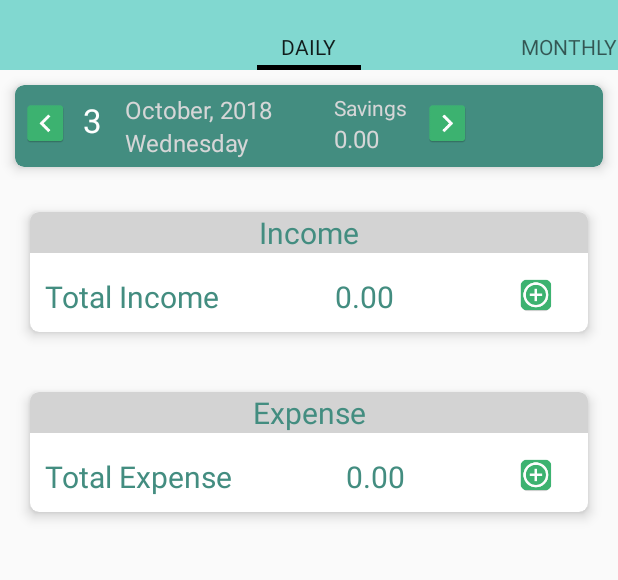
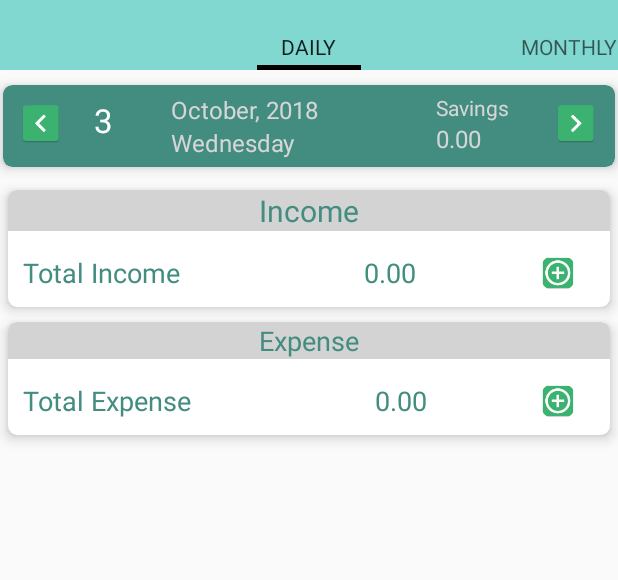
Before and after one commit to YugSols/My-first-app, an Android app: the screen it shows after launch (MainActivity), on a phone screen of 412 x 824 dp, the part 62-642 px from its top. Run offline under Robolectric (Android 15) with nearby library versions, the phone set to English and light mode, and no system bars; our stand-ins replace CircleImageView; libraries missing offline, so code that uses them is left out: com.squareup.leakcanary; 2 statements that could not run were skipped.

Commit message:
DatePickerDialog added. Daily View completed, with a few finishing touches left. --Sujoy 03/10/2018

```diff
--- a/app/build.gradle
+++ b/app/build.gradle
@@ -40,4 +40,9 @@ dependencies {
     testImplementation 'junit:junit:4.12'
     androidTestImplementation 'com.android.support.test:runner:1.0.2'
     androidTestImplementation 'com.android.support.test.espresso:espresso-core:3.0.2'
+
+    debugImplementation 'com.squareup.leakcanary:leakcanary-android:1.6.1'
+    releaseImplementation 'com.squareup.leakcanary:leakcanary-android-no-op:1.6.1'
+    // Optional, if you use support library fragments:
+    debugImplementation 'com.squareup.leakcanary:leakcanary-support-fragment:1.6.1'
 }
--- a/app/src/main/AndroidManifest.xml
+++ b/app/src/main/AndroidManifest.xml
@@ -7,8 +7,12 @@
     xmlns:tools="http://schemas.android.com/tools"
     package="com.ua.dailyexpensetracker">
 
+    <uses-permission android:name="android.permission.WRITE_EXTERNAL_STORAGE" />
+
     <application
+        android:name="application.CustomApplication"
         android:allowBackup="true"
+        android:fullBackupContent="true"
         android:icon="@mipmap/ic_launcher"
         android:label="@string/app_name"
         android:roundIcon="@mipmap/ic_launcher_round"
--- a/app/src/main/java/Fragments/FragmentDailyView.java
+++ b/app/src/main/java/Fragments/FragmentDailyView.java
@@ -5,6 +5,7 @@
 package Fragments;
 
 import android.annotation.SuppressLint;
+import android.app.DatePickerDialog;
 import android.os.Bundle;
 import android.support.annotation.NonNull;
 import android.support.annotation.Nullable;
@@ -12,10 +13,15 @@ import android.support.v4.app.Fragment;
 import android.view.LayoutInflater;
 import android.view.View;
 import android.view.ViewGroup;
+import android.widget.DatePicker;
+import android.widget.ImageView;
+import android.widget.LinearLayout;
 import android.widget.TextView;
+import android.widget.Toast;
 
 import com.ua.dailyexpensetracker.R;
 
+import java.util.Calendar;
 import java.util.Date;
 
 import Managers.ConstantsManager;
@@ -23,12 +29,20 @@ import Managers.DateManager;
 
 public class FragmentDailyView extends Fragment {
 
+    private static final String TAG = "FragmentDailyView";
     private View view;
     private TextView textView_today_date, textView_today_month, textView_today_day;
+    private LinearLayout linearLayout_pick_date;
+    private ImageView icon_prev, icon_next;
 
+    private int increment_count;
 
     public FragmentDailyView() {
         //required empty constructor
+    }
+
+    public static FragmentDailyView newInstance() {
+        return new FragmentDailyView();
     }
 
     @Nullable
@@ -38,11 +52,51 @@ public class FragmentDailyView extends Fragment {
         textView_today_date = view.findViewById(R.id.textView_today_date);
         textView_today_month = view.findViewById(R.id.textView_today_month);
         textView_today_day = view.findViewById(R.id.textView_today_day);
+        linearLayout_pick_date = view.findViewById(R.id.linearLayout_pick_date);
+        icon_prev = view.findViewById(R.id.icon_prev_calender);
+        icon_next = view.findViewById(R.id.icon_next_calendar);
+
+        increment_count = 0;
 
         //setting up the date values in the top tab
         setUpDate();
 
+        linearLayout_pick_date.setOnClickListener(new View.OnClickListener() {
+            @Override
+            public void onClick(View v) {
+                pickDate();
+            }
+        });
+
+        icon_prev.setOnClickListener(new View.OnClickListener() {
+            @Override
+            public void onClick(View v) {
+                setUpDate(increment_count -= 1);
+            }
+        });
+
+        icon_next.setOnClickListener(new View.OnClickListener() {
+            @Override
+            public void onClick(View v) {
+                setUpDate(increment_count += 1);
+            }
+        });
+
         return view;
+    }
+
+    private void pickDate() {
+        int mYear = ConstantsManager.CURRENT_YEAR;
+        int mMonth = ConstantsManager.CURRENT_MONTH;
+        int mDay = ConstantsManager.CURRENT_DATE;
+        DatePickerDialog datePickerDialog = new DatePickerDialog(getContext(), new DatePickerDialog.OnDateSetListener() {
+            @Override
+            public void onDateSet(DatePicker view, int year, int month, int dayOfMonth) {
+                Toast.makeText(getContext(), "Picking dates...", Toast.LENGTH_SHORT).show();
+                setUpDate(year, month, dayOfMonth);
+            }
+        }, mYear, mMonth, mDay);
+        datePickerDialog.show();
     }
 
     @SuppressLint("SetTextI18n")
@@ -56,7 +110,30 @@ public class FragmentDailyView extends Fragment {
 
         textView_today_day.setText("" + DateManager.getDayNameForDate(new Date()));
     }
-    public static FragmentDailyView newInstance(){
-        return new FragmentDailyView();
+
+    @SuppressLint("SetTextI18n")
+    private void setUpDate(int value) {
+        Calendar calendar = Calendar.getInstance();
+        calendar.add(Calendar.DAY_OF_MONTH, value);
+        Date nextDate = calendar.getTime();
+
+        textView_today_date.setText(String.valueOf(calendar.get(Calendar.DAY_OF_MONTH)));
+        String current_month_name = DateManager.getStringNameForMonthValue(calendar.get(Calendar.MONTH) + 1);
+        int current_year = calendar.get(Calendar.YEAR);
+        textView_today_month.setText(current_month_name + ", " + current_year);
+        textView_today_day.setText("" + DateManager.getDayNameForIntValue(calendar.get(Calendar.DAY_OF_WEEK)));
+    }
+
+    @SuppressLint("SetTextI18n")
+    private void setUpDate(int year, int month, int date) {
+        textView_today_date.setText(String.valueOf(date));
+        String current_month_name = DateManager.getStringNameForMonthValue(month);
+        textView_today_month.setText(current_month_name + ", " + year);
+        textView_today_day.setText("" + DateManager.getDayNameForIntValue(date));
+    }
+
+    @Override
+    public void onDestroy() {
+        super.onDestroy();
     }
 }
--- /dev/null
+++ b/app/src/main/java/application/CustomApplication.java
@@ -0,0 +1,24 @@
+/*
+ * Copyright (c) by Sujoy Datta. Created on 2018. For any issues please contact sujoydatta26@gmail.com
+ */
+
+package application;
+
+import android.app.Application;
+
+import com.squareup.leakcanary.LeakCanary;
+
+public class CustomApplication extends Application {
+
+    @Override
+    public void onCreate() {
+        super.onCreate();
+        if (LeakCanary.isInAnalyzerProcess(this)) {
+            //This process is dedicated to leak canary for heap analysis
+            //Do not init app in this process
+            return;
+        }
+        LeakCanary.install(this);
+        //initialize your app configurations here
+    }
+}
--- a/app/src/main/java/com/ua/dailyexpensetracker/MainActivity.java
+++ b/app/src/main/java/com/ua/dailyexpensetracker/MainActivity.java
@@ -7,6 +7,7 @@ package com.ua.dailyexpensetracker;
 import android.os.Bundle;
 import android.support.v4.view.ViewPager;
 import android.support.v7.app.AppCompatActivity;
+import android.util.Log;
 
 import Adapters.MainActivityViewPagerAdapter;
 
@@ -20,6 +21,8 @@ public class MainActivity extends AppCompatActivity {
         super.onCreate(savedInstanceState);
         setContentView(R.layout.activity_main);
 
+        Log.i(TAG, "Entered OnCreate View of MainActivity");
+
         viewPager = findViewById(R.id.main_activity_viewpager);
         MainActivityViewPagerAdapter mainActivityViewPagerAdapter = new MainActivityViewPagerAdapter(getSupportFragmentManager());
         viewPager.setAdapter(mainActivityViewPagerAdapter);
--- a/app/src/main/res/layout/fragment_daily_view.xml
+++ b/app/src/main/res/layout/fragment_daily_view.xml
@@ -11,7 +11,10 @@
         android:id="@+id/calendar_card"
         android:layout_width="match_parent"
         android:layout_height="wrap_content"
-        android:layout_margin="10dp"
+        android:layout_marginLeft="2dp"
+        android:layout_marginTop="10dp"
+        android:layout_marginRight="2dp"
+        android:layout_marginBottom="5dp"
         app:cardBackgroundColor="@color/darkSeaGreen"
         style="@style/CardStyle">
 
@@ -19,31 +22,36 @@
             android:layout_width="match_parent"
             android:layout_height="wrap_content"
             android:orientation="horizontal"
+            android:weightSum="16"
             android:padding="5dp">
 
             <ImageView
                 android:id="@+id/icon_prev_calender"
-                android:layout_width="30dp"
+                android:layout_width="0dp"
+                android:layout_marginTop="5dp"
                 android:layout_height="30dp"
                 android:src="@mipmap/ic_prev_calendar"
-                android:layout_marginTop="5dp"/>
+                android:layout_weight="2" />
 
             <TextView
                 android:id="@+id/textView_today_date"
-                android:layout_width="wrap_content"
+                android:layout_width="0dp"
+                android:layout_marginStart="15dp"
                 android:layout_height="wrap_content"
-                android:layout_marginLeft="10dp"
+                android:layout_marginLeft="15dp"
                 android:layout_marginTop="3dp"
                 android:text="29"
                 android:textSize="22sp"
                 android:textColor="@android:color/white"
-                android:layout_marginStart="10dp" />
+                android:layout_weight="2" />
             <LinearLayout
-                android:layout_width="wrap_content"
+                android:id="@+id/linearLayout_pick_date"
+                android:layout_width="0dp"
+                android:layout_marginStart="5dp"
                 android:layout_height="wrap_content"
                 android:orientation="vertical"
-                android:layout_marginLeft="10dp"
-                android:layout_marginStart="10dp">
+                android:layout_marginLeft="5dp"
+                android:layout_weight="7">
                 <TextView
                     android:id="@+id/textView_today_month"
                     android:layout_width="wrap_content"
@@ -65,7 +73,9 @@
             </LinearLayout>
 
             <LinearLayout
-                android:layout_width="wrap_content"
+
+                android:layout_width="0dp"
+                android:layout_weight="3"
                 android:layout_height="wrap_content"
                 android:orientation="vertical"
                 android:layout_marginLeft="45dp"
@@ -87,7 +97,8 @@
             </LinearLayout>
             <ImageView
                 android:id="@+id/icon_next_calendar"
-                android:layout_width="30dp"
+                android:layout_width="0dp"
+                android:layout_weight="2"
                 android:layout_height="30dp"
                 android:layout_marginTop="5dp"
                 android:layout_marginStart="12dp"
@@ -101,7 +112,9 @@
         android:layout_width="match_parent"
         android:layout_height="wrap_content"
         android:layout_below="@+id/calendar_card"
-        android:layout_margin="20dp"
+        android:layout_marginLeft="5dp"
+        android:layout_marginTop="10dp"
+        android:layout_marginRight="5dp"
         style="@style/CardStyle">
 
         <LinearLayout
@@ -122,7 +135,9 @@
                 android:id="@+id/daily_income_list_recycler"
                 android:layout_width="match_parent"
                 android:layout_height="wrap_content"
-                android:layout_marginTop="5dp"></android.support.v7.widget.RecyclerView>
+                android:layout_marginTop="5dp">
+
+            </android.support.v7.widget.RecyclerView>
 
             <RelativeLayout
                 android:layout_width="match_parent"
@@ -135,7 +150,7 @@
                     android:layout_height="wrap_content"
                     android:text="@string/total_income"
                     android:textColor="@color/darkSeaGreen"
-                    android:textSize="20sp" />
+                    android:textSize="18sp" />
 
                 <TextView
                     android:id="@+id/textView_total_income"
@@ -149,7 +164,7 @@
                     android:layout_marginRight="119dp"
                     android:text="0.00"
                     android:textColor="@color/darkSeaGreen"
-                    android:textSize="20sp" />
+                    android:textSize="18sp" />
 
                 <de.hdodenhof.circleimageview.CircleImageView
                     android:id="@+id/button_add_new_income"
@@ -171,7 +186,9 @@
         android:layout_width="match_parent"
         android:layout_height="wrap_content"
         android:layout_below="@+id/daily_income_card"
-        android:layout_margin="20dp">
+        android:layout_marginLeft="5dp"
+        android:layout_marginTop="10dp"
+        android:layout_marginRight="5dp">
 
         <LinearLayout
             android:layout_width="match_parent"
@@ -185,13 +202,15 @@
                 android:text="@string/expense"
                 android:textAlignment="center"
                 android:textColor="@color/darkSeaGreen"
-                android:textSize="20sp" />
+                android:textSize="18sp" />
 
             <android.support.v7.widget.RecyclerView
                 android:id="@+id/daily_expense_list_recycler"
                 android:layout_width="match_parent"
                 android:layout_height="wrap_content"
-                android:layout_marginTop="5dp"></android.support.v7.widget.RecyclerView>
+                android:layout_marginTop="5dp">
+
+            </android.support.v7.widget.RecyclerView>
 
             <RelativeLayout
                 android:layout_width="match_parent"
@@ -204,7 +223,7 @@
                     android:layout_height="wrap_content"
                     android:text="@string/total_expense"
                     android:textColor="@color/darkSeaGreen"
-                    android:textSize="20sp" />
+                    android:textSize="18sp" />
 
                 <TextView
                     android:id="@+id/textView_total_expense"
@@ -218,7 +237,7 @@
                     android:layout_marginRight="112dp"
                     android:text="0.00"
                     android:textColor="@color/darkSeaGreen"
-                    android:textSize="20sp" />
+                    android:textSize="18sp" />
 
                 <de.hdodenhof.circleimageview.CircleImageView
                     android:id="@+id/button_add_new_expense"
```
Also changed, not shown: app/src/main/java/Managers/DateManager.java (+25 -0 lines).
